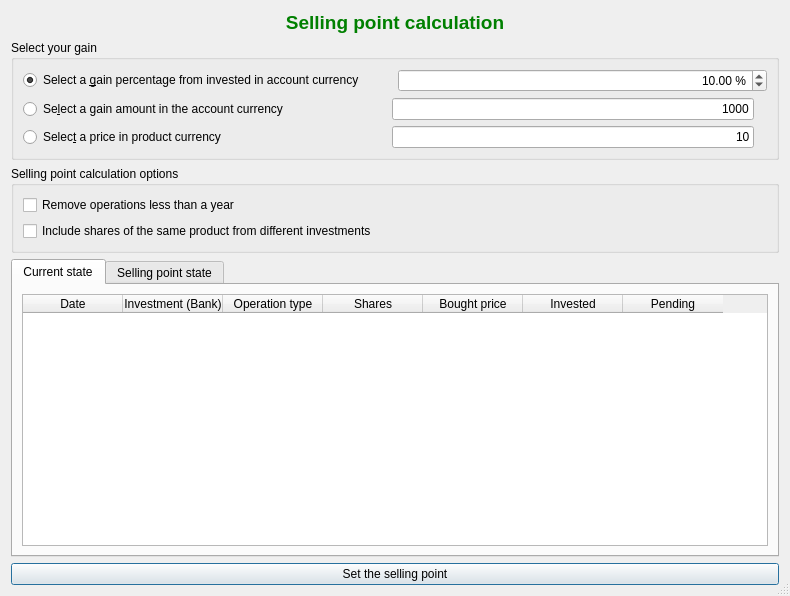
This is xulpymoney/ui/frmSellingPoint.ui in turulomio/xulpymoney as Qt 5 draws it before an edit. The edited form follows.
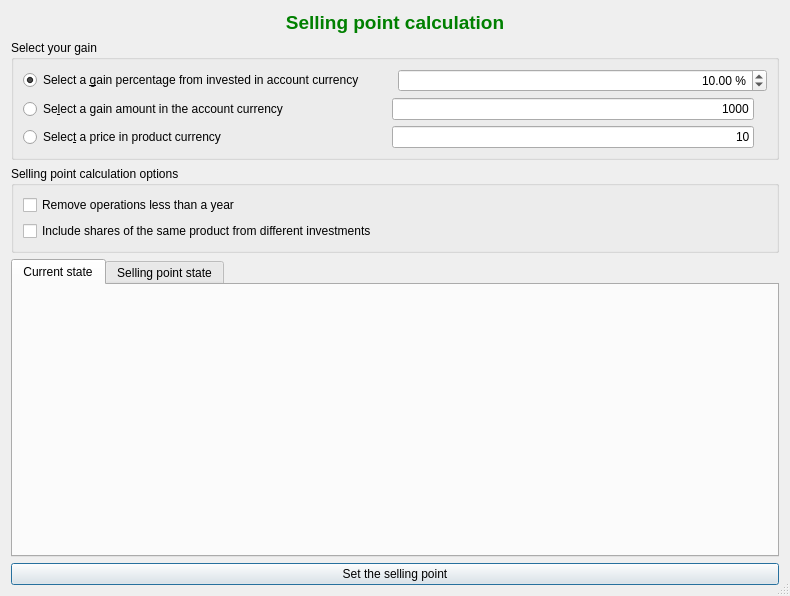
This is the edited form. Icons and pictures are not drawn. Custom widgets are drawn as their Qt base class.

Commit message: Addapting code to new myQTableWidget. wdgSellingPoints

What changed in the file:
```diff
--- a/xulpymoney/ui/frmSellingPoint.ui
+++ b/xulpymoney/ui/frmSellingPoint.ui
@@ -215,46 +215,7 @@
         </attribute>
         <layout class="QHBoxLayout" name="horizontalLayout_5">
          <item>
-          <widget class="myQTableWidget" name="table">
-           <attribute name="verticalHeaderVisible">
-            <bool>false</bool>
-           </attribute>
-           <column>
-            <property name="text">
-             <string>Date</string>
-            </property>
-           </column>
-           <column>
-            <property name="text">
-             <string>Investment (Bank)</string>
-            </property>
-           </column>
-           <column>
-            <property name="text">
-             <string>Operation type</string>
-            </property>
-           </column>
-           <column>
-            <property name="text">
-             <string>Shares</string>
-            </property>
-           </column>
-           <column>
-            <property name="text">
-             <string>Bought price</string>
-            </property>
-           </column>
-           <column>
-            <property name="text">
-             <string>Invested</string>
-            </property>
-           </column>
-           <column>
-            <property name="text">
-             <string>Pending</string>
-            </property>
-           </column>
-          </widget>
+          <widget class="myQTableWidget" name="mqtw" native="true"/>
          </item>
         </layout>
        </widget>
@@ -321,16 +282,17 @@
   </layout>
  </widget>
  <customwidgets>
-  <customwidget>
-   <class>myQTableWidget</class>
-   <extends>QTableWidget</extends>
-   <header location="global">myqtablewidget</header>
-  </customwidget>
   <customwidget>
    <class>myQLineEdit</class>
    <extends>QLineEdit</extends>
    <header location="global">myqlineedit</header>
   </customwidget>
+  <customwidget>
+   <class>myQTableWidget</class>
+   <extends>QWidget</extends>
+   <header location="global">myqtablewidget</header>
+   <container>1</container>
+  </customwidget>
  </customwidgets>
  <resources>
   <include location="../images/xulpymoney.qrc"/>
```
Left out of the diff: 41 changed lines with no effect on the pictures. The commit also changes 4 other files.
